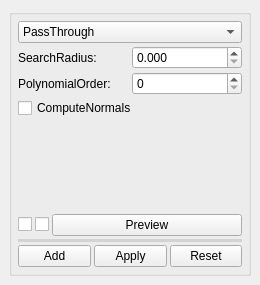
alex-hjm/cloudtool, file cloudtool/tool/filters.ui: the form before one commit.
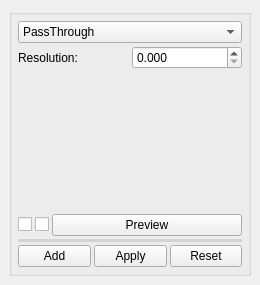
The form after the commit. The open tabs and pages were chosen to show the change. Icons and pictures are not drawn.

The edit to the form file:
```diff
--- a/cloudtool/tool/filters.ui
+++ b/cloudtool/tool/filters.ui
@@ -821,84 +821,6 @@
            </item>
           </layout>
          </widget>
-         <widget class="QWidget" name="MovingLeastSquares">
-          <layout class="QVBoxLayout" name="verticalLayout_7">
-           <property name="spacing">
-            <number>3</number>
-           </property>
-           <property name="leftMargin">
-            <number>0</number>
-           </property>
-           <property name="topMargin">
-            <number>0</number>
-           </property>
-           <property name="rightMargin">
-            <number>0</number>
-           </property>
-           <property name="bottomMargin">
-            <number>0</number>
-           </property>
-           <item>
-            <layout class="QHBoxLayout" name="horizontalLayout_12">
-             <item>
-              <widget class="QLabel" name="label_4">
-               <property name="text">
-                <string>SearchRadius:</string>
-               </property>
-              </widget>
-             </item>
-             <item>
-              <widget class="QDoubleSpinBox" name="dspin_radius_2">
-               <property name="decimals">
-                <number>3</number>
-               </property>
-               <property name="maximum">
-                <double>99999.000000000000000</double>
-               </property>
-              </widget>
-             </item>
-            </layout>
-           </item>
-           <item>
-            <layout class="QHBoxLayout" name="horizontalLayout_7">
-             <item>
-              <widget class="QLabel" name="label_2">
-               <property name="text">
-                <string>PolynomialOrder:</string>
-               </property>
-              </widget>
-             </item>
-             <item>
-              <widget class="QSpinBox" name="spin_polynomial_order">
-               <property name="maximum">
-                <number>99999</number>
-               </property>
-              </widget>
-             </item>
-            </layout>
-           </item>
-           <item>
-            <widget class="QCheckBox" name="check_compute_normals">
-             <property name="text">
-              <string>ComputeNormals</string>
-             </property>
-            </widget>
-           </item>
-           <item>
-            <spacer name="verticalSpacer_5">
-             <property name="orientation">
-              <enum>Qt::Vertical</enum>
-             </property>
-             <property name="sizeHint" stdset="0">
-              <size>
-               <width>20</width>
-               <height>40</height>
-              </size>
-             </property>
-            </spacer>
-           </item>
-          </layout>
-         </widget>
          <widget class="QWidget" name="GridMinimum">
           <layout class="QVBoxLayout" name="verticalLayout_12">
            <property name="spacing">
```
Left out of the diff: 7 changed lines with no effect on the pictures.
